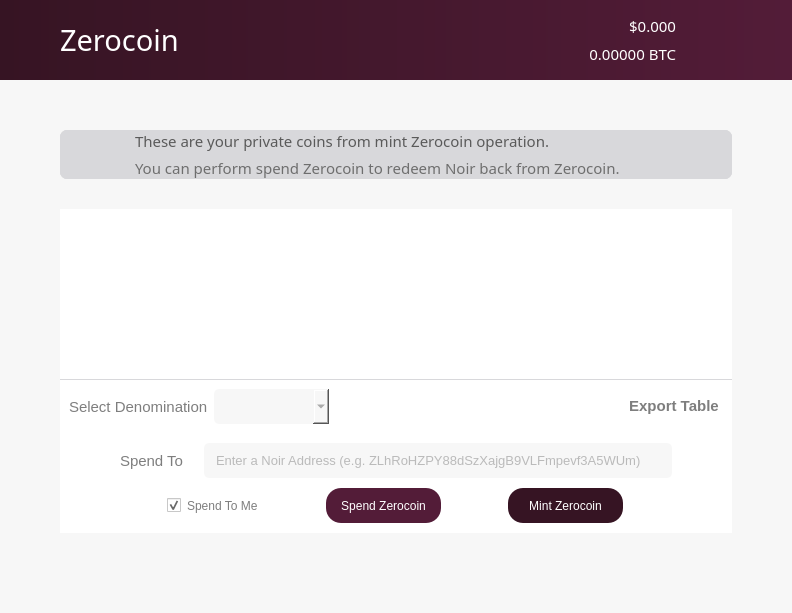
Qt form src/qt/forms/zerocoinpage.ui (noirofficial/noir) before a commit.
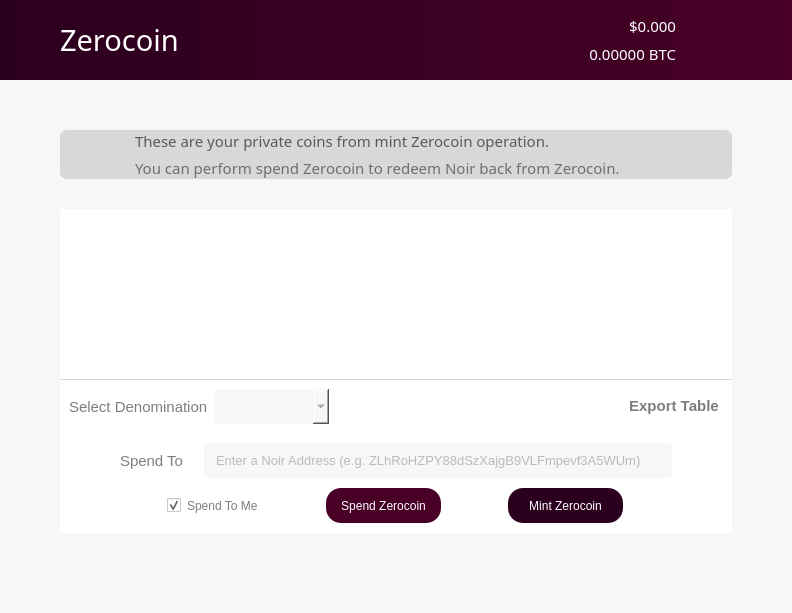
The same form after that commit. Icons and pictures are not drawn.

Commit message: rebrand: update colors

```diff
--- a/src/qt/forms/zerocoinpage.ui
+++ b/src/qt/forms/zerocoinpage.ui
@@ -379,7 +379,7 @@
             <bool>false</bool>
            </property>
            <property name="styleSheet">
-            <string notr="true">background: QLinearGradient(x1: 0, y1: 0, x2: 1, y2: 0, stop: 0 #361423, stop: 1 #531c38);
+            <string notr="true">background: QLinearGradient(x1: 0, y1: 0, x2: 1, y2: 0, stop: 0 #2b001e, stop: 1 #480027);
 border:0;
 </string>
            </property>
@@ -1449,7 +1449,7 @@
                      <string>Spend Zerocoin</string>
                     </property>
                     <property name="styleSheet">
-                     <string notr="true">background-color: #531c38;
+                     <string notr="true">background-color: #480027;
 color: white;
 border-radius:15px;
 height:35px;
@@ -1492,7 +1492,7 @@
                      <string>Mint Zerocoin</string>
                     </property>
                     <property name="styleSheet">
-                     <string notr="true">background-color: #361423;
+                     <string notr="true">background-color: #2b001e;
 color: white;
 border-radius:15px;
 height:35px;
```
The commit also changes 25 other files.
